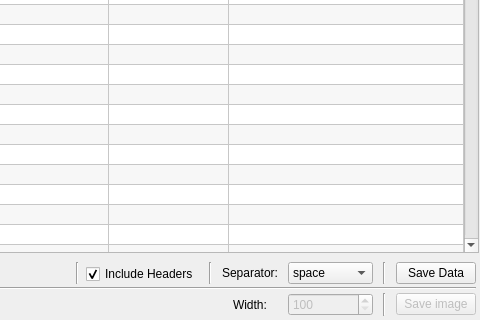
jithinbp/SEELablet-apps, file SEEL_Apps/utilityApps/templates/plotSave.ui: the form before one commit; both pictures show x 398 to 878 and y 235 to 555 of the 878 by 555 pixel window.
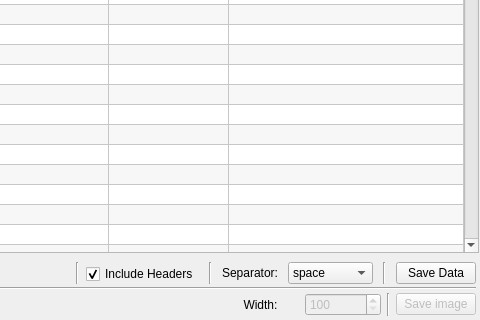
The form after the commit.

What changed in the file:
```diff
--- a/SEEL_Apps/utilityApps/templates/plotSave.ui
+++ b/SEEL_Apps/utilityApps/templates/plotSave.ui
@@ -219,26 +219,6 @@
          </property>
         </widget>
        </item>
-       <item row="3" column="7">
-        <widget class="Line" name="line_7">
-         <property name="orientation">
-          <enum>Qt::Vertical</enum>
-         </property>
-        </widget>
-       </item>
-       <item row="3" column="6">
-        <widget class="QSpinBox" name="imageWidthBox">
-         <property name="enabled">
-          <bool>false</bool>
-         </property>
-         <property name="minimum">
-          <number>100</number>
-         </property>
-         <property name="maximum">
-          <number>4000</number>
-         </property>
-        </widget>
-       </item>
        <item row="0" column="7" rowspan="2">
         <widget class="Line" name="line">
          <property name="orientation">
@@ -297,7 +277,35 @@
          </property>
         </widget>
        </item>
-       <item row="3" column="5">
+       <item row="2" column="0" colspan="9">
+        <widget class="Line" name="line_8">
+         <property name="orientation">
+          <enum>Qt::Horizontal</enum>
+         </property>
+        </widget>
+       </item>
+       <item row="3" column="5" colspan="4">
+        <widget class="QFrame" name="plotSaveFrame">
+         <property name="enabled">
+          <bool>true</bool>
+         </property>
+         <property name="minimumSize">
+          <size>
+           <width>0</width>
+           <height>0</height>
+          </size>
+         </property>
+         <property name="frameShape">
+          <enum>QFrame::NoFrame</enum>
+         </property>
+         <property name="frameShadow">
+          <enum>QFrame::Raised</enum>
+         </property>
+         <layout class="QHBoxLayout" name="horizontalLayout">
+          <property name="margin">
+           <number>0</number>
+          </property>
+          <item>
         <widget class="QLabel" name="label_3">
          <property name="text">
           <string>Width:</string>
@@ -307,7 +315,27 @@
          </property>
         </widget>
        </item>
-       <item row="3" column="8">
+          <item>
+           <widget class="QSpinBox" name="imageWidthBox">
+            <property name="enabled">
+             <bool>false</bool>
+            </property>
+            <property name="minimum">
+             <number>100</number>
+            </property>
+            <property name="maximum">
+             <number>4000</number>
+            </property>
+           </widget>
+          </item>
+          <item>
+           <widget class="Line" name="line_7">
+            <property name="orientation">
+             <enum>Qt::Vertical</enum>
+            </property>
+           </widget>
+          </item>
+          <item>
         <widget class="QPushButton" name="saveImageButton">
          <property name="enabled">
           <bool>false</bool>
@@ -317,11 +345,7 @@
          </property>
         </widget>
        </item>
-       <item row="2" column="0" colspan="9">
-        <widget class="Line" name="line_8">
-         <property name="orientation">
-          <enum>Qt::Horizontal</enum>
-         </property>
+         </layout>
         </widget>
        </item>
       </layout>
```
Left out of the diff: 4 changed lines with no effect on the pictures. Lines whose indentation alone changed are shown as unchanged.
